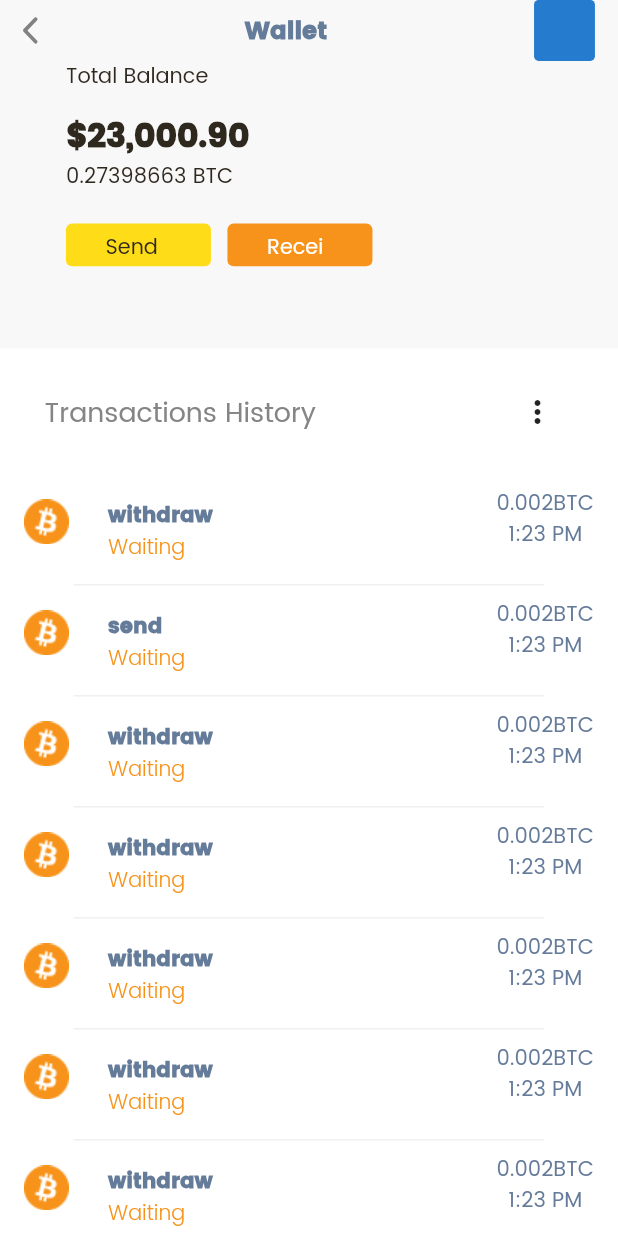
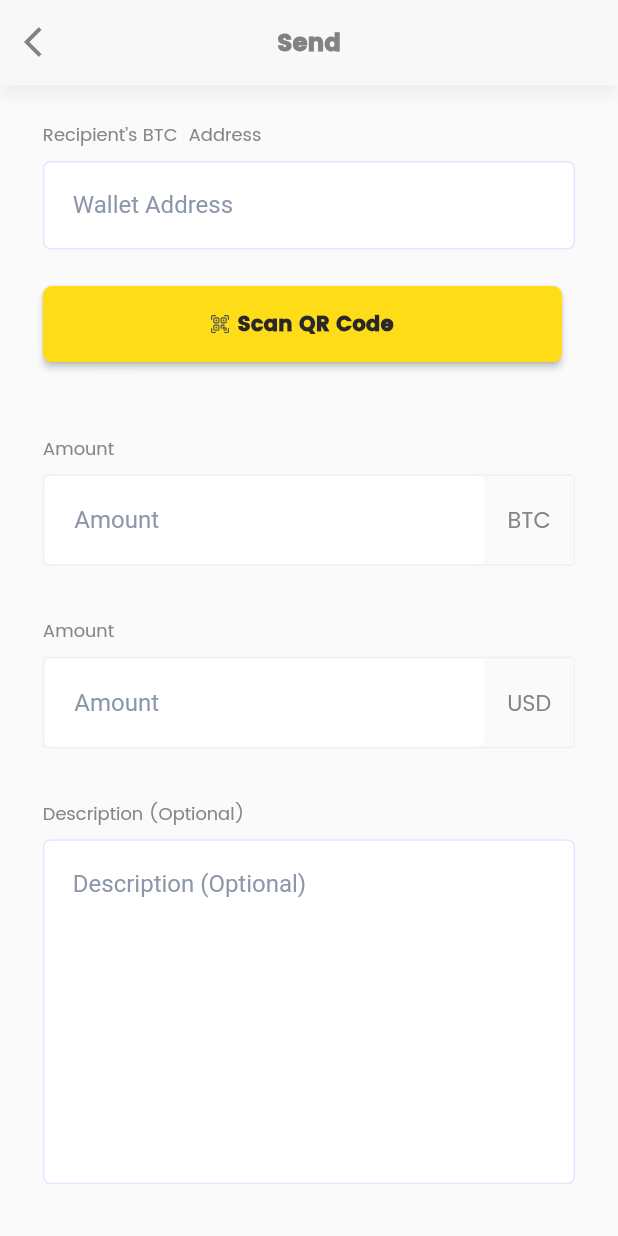
Before and after one commit to dukewebtech/EVS-NEWMobile, a Flutter app: the WalletView screen opened directly, after a tap on "Send", on a phone screen of 412 x 824 dp. Run offline on Flutter 3.47's test engine with Material 2 defaults, Android fonts, the phone set to English and light mode, and no system bars; our stand-ins replace dots_indicator, dropdown_button2, flutter_native_splash, flutter_screenutil, flutter_svg, image_picker and 4 more; accounts and stored records are empty; project files that could hold a hidden picture were left out.

Commit message:
Wallet and Trade Screens

```diff
--- a/lib/resources/color_manager.dart
+++ b/lib/resources/color_manager.dart
@@ -19,6 +19,7 @@ class ColorManager {
   static const verifyContainerColor = Color.fromRGBO(252, 253, 249, 1);
   static const blckColor = Color.fromRGBO(0, 0, 0, 1);
   static const filterGreyColor = Color.fromRGBO(245, 245, 245, 1);
+  static const inputFieldBorder = Color.fromRGBO(240, 240, 240, 1);
 
   static Color lightTextColor = HexColor.fromHex("#657B9A");
   static Color whiteColor = HexColor.fromHex("#FFFFFF");
--- a/lib/resources/image_manager.dart
+++ b/lib/resources/image_manager.dart
@@ -51,4 +51,5 @@ class AppImages {
   static const btcIconSmallBlack = "assets/images/icons/bitcoin.svg";
   static const dropDownIcon = "assets/images/icons/dropdown_arrow.svg";
   static const searchIcon = "assets/images/icons/search.svg";
+  static const qrCodeScannerIcon = "assets/images/icons/qr_code_scanner.svg";
 }
--- a/lib/resources/routes_manager.dart
+++ b/lib/resources/routes_manager.dart
@@ -7,11 +7,15 @@ import 'package:evs_pay_mobile/views/nav_screen_views/nav_screen_view.dart';
 import 'package:evs_pay_mobile/views/notification_settings/notification_settings_view.dart';
 import 'package:evs_pay_mobile/views/notifications/nottifications_view.dart';
 import 'package:evs_pay_mobile/views/on_boarding_screen/on_boarding_screen.dart';
+import 'package:evs_pay_mobile/views/receive_trade/receive_trade_view.dart';
 import 'package:evs_pay_mobile/views/recover_password_view/recover_password_view.dart';
 import 'package:evs_pay_mobile/views/security_settings/security_settings_view.dart';
+import 'package:evs_pay_mobile/views/send_trade/send_trade_view.dart';
 import 'package:evs_pay_mobile/views/setup_pin_view/confirm_transaction_pin.dart';
 import 'package:evs_pay_mobile/views/setup_pin_view/set_up_transaction_pin.dart';
 import 'package:evs_pay_mobile/views/sign_up/sign_up_view.dart';
+import 'package:evs_pay_mobile/views/transaction_pin_view/transaction_pin_view.dart';
+import 'package:evs_pay_mobile/views/transaction_successful_view/transaction_successful_view.dart';
 import 'package:evs_pay_mobile/views/veriffy_email_view/verify_email_view.dart';
 import 'package:evs_pay_mobile/views/verification_screens/email_verification_view/email_verification_view.dart';
 import 'package:evs_pay_mobile/views/verification_screens/phone_number_verification/phone_number_verification_view.dart';
@@ -45,6 +49,10 @@ class Routes {
   static const verificationSubmittedScreen = "/verification_submitted_screen";
   static const phoneVerification = "/phone_verification";
   static const emailVerification = "/email_verification";
+  static const sendTradeView = "/send_trade_view";
+  static const receiveTradeView = "/receive_trade_view";
+  static const transactionPinView = "/transaction_pin_view";
+  static const transactionSuccessfulView = "/transaction_successful";
 
 }
 
@@ -91,6 +99,14 @@ class RouteGenerator {
         return MaterialPageRoute(builder: (_) => const PhoneNumberVerificationView());
       case Routes.emailVerification:
         return MaterialPageRoute(builder: (_) => const EmailVerificationView());
+      case Routes.sendTradeView:
+        return MaterialPageRoute(builder: (_) => const SendTradeView());
+      case Routes.receiveTradeView:
+        return MaterialPageRoute(builder: (_) => const ReceiveTradeView());
+      case Routes.transactionPinView:
+        return MaterialPageRoute(builder: (_) => const TransactionPinView());
+      case Routes.transactionSuccessfulView:
+        return MaterialPageRoute(builder: (_) => const TransactionSuccessfulView());
 
       default:
         return undefinedRoute();
--- a/lib/resources/strings_manager.dart
+++ b/lib/resources/strings_manager.dart
@@ -121,6 +121,21 @@ class AppStrings {
   static const oneK = "1000 NGN";
   static const perUSD = "per USD";
   static const search = "Search";
+  static const recipientBtcAddress = "Recipient’s BTC  Address";
+  static const walletAddress = "Wallet Address ";
+  static const scanQrCode = "Scan QR Code";
+  static const descriptionOptional = "Description (Optional)";
+  static const btc = "BTC";
+  static const usd = "USD";
+  static const scanThisQrCode = "Scan this QR Code Receive Bitcoin ";
+  static const walletID = "3FUNYpHdGFLE7smoMCwZWHTab4zwwW9jrS";
+  static const copyAddressToClipboard = "Copy address to clipboard";
+  static const saveQrCode = "Save QR Code";
+  static const transactionPin = "Transaction pin";
+  static const enterPinToCompleteTransaction = "Enter PIN to complete transaction ";
+  static const amt = "Amount";
+  static const close = "Close";
+
 
 
 
--- a/lib/resources/value_manager.dart
+++ b/lib/resources/value_manager.dart
@@ -61,6 +61,7 @@ class AppSize {
   static const double s150 = 150.0;
   static const double s168 = 168.0;
   static const double s164 = 164.0;
+  static const double s165 = 165.0;
   static const double s18 = 18.0;
   static const double s15_5 = 15.5;
   static const double s15 = 15.0;
@@ -149,4 +150,5 @@ class AppSize {
   static const double s11_14 = 11.14;
   static const double s29 = 29.0;
   static const double s49 = 49.0;
+  static const double s186 = 186.0;
 }
--- a/lib/views/nav_screen_views/wallet/wallet_view.dart
+++ b/lib/views/nav_screen_views/wallet/wallet_view.dart
@@ -1,5 +1,6 @@
 import 'package:evs_pay_mobile/resources/color_manager.dart';
 import 'package:evs_pay_mobile/resources/image_manager.dart';
+import 'package:evs_pay_mobile/resources/navigation_utils.dart';
 import 'package:evs_pay_mobile/resources/strings_manager.dart';
 import 'package:evs_pay_mobile/resources/value_manager.dart';
 import 'package:evs_pay_mobile/widgets/app_texts/custom_text.dart';
@@ -84,6 +85,11 @@ class _WalletViewState extends State<WalletView> {
                                   ),
                                   child: InkWell(
                                     onTap: (){
+                                      if(index == 0){
+                                        openSendTradeScreen(context);
+                                      }else{
+                                        openReceiveTradeScreen(context);
+                                      }
                                     },
                                     child: Container(
                                       padding: EdgeInsets.symmetric(
@@ -91,7 +97,7 @@ class _WalletViewState extends State<WalletView> {
                                           vertical: AppSize.s5.h
                                       ),
                                       height: AppSize.s28.h,
-                                      width: AppSize.s88.w,
+                                      width: AppSize.s100.w,
                                       decoration: BoxDecoration(
                                           color: transaction.containerColor,
                                         borderRadius: BorderRadius.circular(AppSize.s4.r)
--- /dev/null
+++ b/lib/views/send_trade/send_trade_view.dart
@@ -0,0 +1,143 @@
+import 'package:evs_pay_mobile/resources/color_manager.dart';
+import 'package:evs_pay_mobile/resources/font_manager.dart';
+import 'package:evs_pay_mobile/resources/navigation_utils.dart';
+import 'package:evs_pay_mobile/resources/value_manager.dart';
+import 'package:evs_pay_mobile/widgets/app_texts/custom_text.dart';
+import 'package:evs_pay_mobile/widgets/custom_text_field.dart';
+import 'package:evs_pay_mobile/widgets/re_usable_widgets.dart';
+import 'package:flutter/material.dart';
+import 'package:flutter_screenutil/flutter_screenutil.dart';
+
+import '../../resources/strings_manager.dart';
+import '../../widgets/custom_app_bar.dart';
+import '../../widgets/custom_text_field_no_border.dart';
+
+class SendTradeView extends StatefulWidget {
+  const SendTradeView({Key? key}) : super(key: key);
+
+  @override
+  State<SendTradeView> createState() => _SendTradeViewState();
+}
+
+class _SendTradeViewState extends State<SendTradeView> {
+  final walletAddressController = TextEditingController();
+  final btcAmountController = TextEditingController();
+  final usdAmountController = TextEditingController();
+  final descriptionController = TextEditingController();
+
+  @override
+  Widget build(BuildContext context) {
+    return Scaffold(
+      appBar: evsPayCustomAppBar(
+          context, AppStrings.send, isCenterAlign: true,
+        leadingTap: (){
+            Navigator.pop(context);
+        }
+      ),
+      body: SafeArea(child: SingleChildScrollView(
+        padding: EdgeInsets.symmetric(horizontal: AppSize.s26.w),
+        child: Column(
+          crossAxisAlignment: CrossAxisAlignment.start,
+          children: [
+
+
+            SizedBox(height: AppSize.s24.h,),
+
+            const CustomTextWithLineHeight(text: AppStrings.recipientBtcAddress,
+              fontSize: FontSize.s12,),
+            SizedBox(height: AppSize.s8.h,),
+
+            CustomTextField(controller: walletAddressController,
+            hint: AppStrings.walletAddress,
+              contentPadding: AppSize.s20,),
+
+            SizedBox(height: AppSize.s24.h,),
+            CustomElevatedButton(onTap: (){},
+                backgroundColor: ColorManager.primaryColor,
+                textColor: ColorManager.blackTxtColor,
+                title: AppStrings.scanQrCode,
+            isIconButton: true,),
+
+            SizedBox(height: AppSize.s48.h,),
+            const CustomTextWithLineHeight(text: AppStrings.amt,
+              fontSize: FontSize.s12,),
+            SizedBox(height: AppSize.s8.h,),
+            Container(
+              decoration: BoxDecoration(
+                border: Border.all(
+                  color: ColorManager.inputFieldBorder
+                ),
+                borderRadius: BorderRadius.circular(AppSize.s3.r)
+              ),
+              child: Row(
+                children: [
+                  Expanded(child: CustomTextFieldNoBorder(controller: btcAmountController,
+                  contentPadding: AppSize.s20,
+                  hint: AppStrings.amt,)),
+
+                  Container(
+                    width: AppSize.s54.w,
+                    alignment: Alignment.center,
+                    child:
+                    const CustomTextWithLineHeight(text: AppStrings.btc, fontSize: FontSize.s15,),
+                  )
+                ],
+              ),
+            ),
+
+            SizedBox(height: AppSize.s34.h,),
+            const CustomTextWithLineHeight(text: AppStrings.amt,
+              fontSize: FontSize.s12,),
+            SizedBox(height: AppSize.s8.h,),
+            Container(
+              decoration: BoxDecoration(
+                  border: Border.all(
+                      color: ColorManager.inputFieldBorder
+                  ),
+                  borderRadius: BorderRadius.circular(AppSize.s3.r)
+              ),
+              child: Row(
+                children: [
+                  Expanded(child: CustomTextFieldNoBorder(controller: usdAmountController,
+                    contentPadding: AppSize.s20,
+                    hint: AppStrings.amt,)),
+
+                  Container(
+                    width: AppSize.s54.w,
+                    alignment: Alignment.center,
+                    child:
+                    const CustomTextWithLineHeight(text: AppStrings.usd, fontSize: FontSize.s15,),
+                  )
+                ],
+              ),
+            ),
+
+            SizedBox(height: AppSize.s34.h,),
+            const CustomTextWithLineHeight(text: AppStrings.descriptionOptional,
+              fontSize: FontSize.s12,),
+            SizedBox(height: AppSize.s8.h,),
+
+            CustomTextField(controller: descriptionController,
+              hint: AppStrings.descriptionOptional,
+              maxLines: 10,
+              contentPadding: AppSize.s20,),
+
+            SizedBox(height: AppSize.s58.h,),
+
+            CustomElevatedButton(
+                onTap: (){
+                  openTransactionPinScreen(context);
+                },
+                backgroundColor: ColorManager.primaryColor,
+                textColor: ColorManager.blackTextColor,
+                title: AppStrings.clickToContinue),
+
+            SizedBox(height: AppSize.s50.h,),
+
+
+          ],
+        ),
+      )),
+    );
+  }
+}
--- a/lib/widgets/custom_app_bar.dart
+++ b/lib/widgets/custom_app_bar.dart
@@ -15,16 +15,16 @@ PreferredSizeWidget evsPayCustomAppBar(BuildContext context, String title,
       String? routeName,
       isCenterAlign = false,
       bool showLeading = true,
-      bool isPng = false}) {
+      bool isPng = false,
+      VoidCallback? leadingTap,
+    }) {
   return PreferredSize(
     preferredSize: Size.fromHeight(AppSize.s56.h),
     child: AppBar(
       backgroundColor: const Color.fromRGBO(248, 248, 248, 1),
       shadowColor: const Color.fromRGBO(0, 0, 0, 0.2),
       leading: showLeading ? GestureDetector(
-          onTap: () {
-            Navigator.pop(context);
-          },
+          onTap: leadingTap,
           child: const Icon(Icons.arrow_back_ios, color: ColorManager.greyColor,)) : Container(),
       title: CustomText(
           text: title,
--- /dev/null
+++ b/lib/widgets/custom_text_field_no_border.dart
@@ -0,0 +1,77 @@
+import 'package:flutter/material.dart';
+import 'package:flutter_screenutil/flutter_screenutil.dart';
+
+import '../resources/color_manager.dart';
+import '../resources/font_manager.dart';
+
+class CustomTextFieldNoBorder extends StatelessWidget {
+  final bool autoFocus;
+  final bool obSecureText;
+  final int? maxLines;
+  final double contentPadding;
+  final bool isNumbers;
+  final bool isEnabled;
+  final String hint;
+  final TextEditingController controller;
+  const CustomTextFieldNoBorder({Key? key, this.autoFocus = false,
+    this.obSecureText = false,
+    this.isNumbers = false,
+    this.isEnabled = true,
+    this.hint = "",
+    this.maxLines = 1,
+    required this.controller,
+    this.contentPadding = 10,
+  }) : super(key: key);
+
+  @override
+  Widget build(BuildContext context) {
+    return Column(
+      children: [
+        Container(
+            decoration: BoxDecoration(
+              borderRadius: BorderRadius.circular(5.r),
+              color: ColorManager.whiteColor,
+            ),
+            alignment: Alignment.center,
+            child: TextField(
+              controller: controller,
+              cursorColor: ColorManager.textFieldColor,
+              autofocus: autoFocus,
+              maxLines: maxLines,
+              enabled: isEnabled,
+              keyboardType: isNumbers? TextInputType.number: TextInputType.text,
+              obscureText:  obSecureText,
+              style: const TextStyle(
+                  color: ColorManager.textFieldColor,
+                  fontSize: FontSize.s16
+              ),
+              decoration: InputDecoration(
+                  contentPadding: EdgeInsets.all(contentPadding),
+                  hintText: hint,
+                  border: OutlineInputBorder(
+                    borderRadius: BorderRadius.circular(5.r),
+                    borderSide: BorderSide.none,
+                  ),
+                  enabledBorder: const OutlineInputBorder(
+                    borderSide: BorderSide.none,
+                  ),
+                  focusedBorder: OutlineInputBorder(
+                    gapPadding: 0.0,
+                    borderRadius: BorderRadius.circular(5.r),
+                    borderSide: BorderSide.none,
+                  ),
+                  hintStyle: const TextStyle(
+                      color: ColorManager.labelTextColor,
+                      fontSize: FontSize.s16
+                  ),
+                  labelStyle: const TextStyle(
+                      color: ColorManager.labelTextColor,
+                      fontSize: FontSize.s16
+                  )
+              ),
+            )
+        ),
+      ],
+    );
+  }
+}
--- a/lib/widgets/evs_pay_header_widget.dart
+++ b/lib/widgets/evs_pay_header_widget.dart
@@ -15,11 +15,13 @@ class EvsPayHeaderWidget extends StatelessWidget {
   final String rightIcon;
   final bool isWallet;
   final bool showLeftIcon;
+  final bool showRightIcon;
   const EvsPayHeaderWidget({Key? key,
     this.leftIcon = AppImages.activeNotificationIcon,
     this.title = "", this.rightIcon = AppImages.dummyGuy,
     this.isWallet = false,
     this.showLeftIcon = true,
+    this.showRightIcon = true,
   }) : super(key: key);
 
   @override
@@ -48,7 +50,7 @@ class EvsPayHeaderWidget extends StatelessWidget {
              ),
              child: SvgPicture.asset(AppImages.qrCode),
            ),
-         if(!isWallet)
+         if(!isWallet && showRightIcon)
          Container(
           height:
           AppSize.s40.h,
--- a/lib/widgets/re_usable_widgets.dart
+++ b/lib/widgets/re_usable_widgets.dart
@@ -5,7 +5,6 @@ import 'package:flutter_svg/flutter_svg.dart';
 import '../resources/color_manager.dart';
 import '../resources/font_manager.dart';
 import '../resources/image_manager.dart';
-import '../resources/strings_manager.dart';
 import '../resources/value_manager.dart';
 import 'app_texts/custom_text.dart';
 
@@ -17,25 +16,45 @@ class CustomElevatedButton extends StatelessWidget {
   final Color textColor;
   final Color borderColor;
   final double height;
-  const CustomElevatedButton({Key? key, required this.onTap,
+  final bool isIconButton;
+  final double fontSize;
+  final double width;
+  FontWeight fontWeight;
+  CustomElevatedButton({Key? key, required this.onTap,
     required this.backgroundColor, required this.textColor,
     required this.title, this.borderColor = Colors.transparent,
     this.height = AppSize.s50,
+    this.isIconButton = false,
+    this.fontSize = 14,
+    this.width = 315,
+    this.fontWeight = FontWeightManager.bold,
   }) : super(key: key);
 
   @override
   Widget build(BuildContext context) {
     return SizedBox(
       height: height.h,
-      width: AppSize.s315.w,
+      width: width.w,
       child: ElevatedButton(
         onPressed: onTap,
-        child: CustomTextWithLineHeight(
+        child: isIconButton ? Row(
+          mainAxisAlignment: MainAxisAlignment.center,
+          children: [
+            SvgPicture.asset(AppImages.qrCodeScannerIcon),
+            SizedBox(width: AppSize.s5.w,),
+            CustomTextWithLineHeight(
+              text: title,
+              fontSize: fontSize,
+              fontWeight: fontWeight,
+              textColor: textColor,
+            ),
+          ],
+        ) : CustomTextWithLineHeight(
           text: title,
-          fontSize: FontSize.s14,
-          fontWeight: FontWeightManager.bold,
+          fontSize: fontSize,
+          fontWeight: fontWeight,
           lineHeight: 1.57,
-          textColor: const Color.fromRGBO(81, 81, 81, 1),
+          textColor: textColor,
         ),
         style: ButtonStyle(
           overlayColor:
--- a/pubspec.yaml
+++ b/pubspec.yaml
@@ -30,6 +30,10 @@ dependencies:
   image_picker: ^0.8.5+3
 
   dropdown_button2: ^1.2.2
+
+  qr_flutter: ^4.0.0
+
+  top_snackbar_flutter: ^2.0.0
 
 
 
```
Also changed, not shown: lib/resources/navigation_utils.dart (+17 -1 lines), lib/views/receive_trade/receive_trade_view.dart (added, +108 -0 lines), lib/views/transaction_pin_view/transaction_pin_view.dart (added, +160 -0 lines), lib/views/transaction_successful_view/transaction_successful_view.dart (added, +69 -0 lines), assets/images/icons/qr_code_scanner.svg (added), pubspec.lock.
